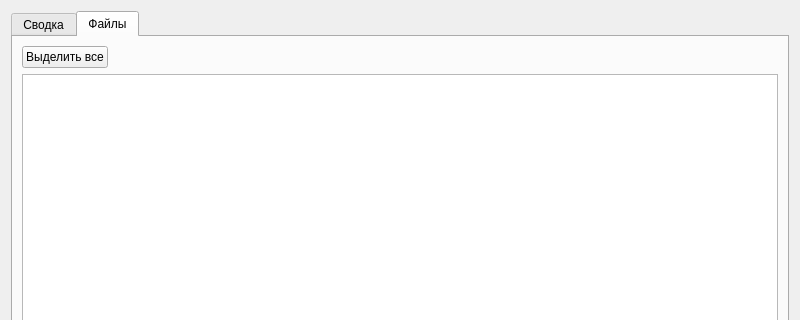
The window that mainwindow.ui (poordead/text_search) describes before a commit, drawn with Qt 5; both pictures show x 0 to 800 and y 0 to 320 of the 800 by 600 pixel window.
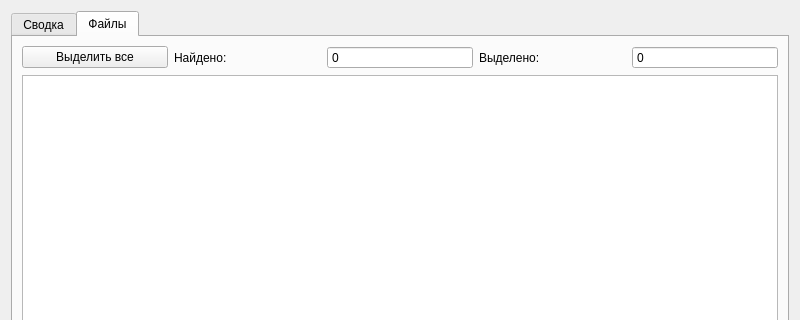
The same window after the commit. The open tabs and pages were chosen to show the change. Custom widgets are drawn as their Qt base class.

Commit message: Added counters for found and selected files

What changed in the file:
```diff
--- a/mainwindow.ui
+++ b/mainwindow.ui
@@ -52,12 +52,59 @@
        <string>Файлы</string>
       </attribute>
       <layout class="QVBoxLayout" name="verticalLayout_2">
-       <item alignment="Qt::AlignmentFlag::AlignLeft">
-        <widget class="QPushButton" name="selectAll_btn">
-         <property name="text">
-          <string>Выделить все</string>
-         </property>
-        </widget>
+       <item>
+        <layout class="QHBoxLayout" name="horizontalLayout_2">
+         <item>
+          <widget class="QPushButton" name="selectAll_btn">
+           <property name="text">
+            <string>Выделить все</string>
+           </property>
+           <property name="checkable">
+            <bool>true</bool>
+           </property>
+          </widget>
+         </item>
+         <item>
+          <widget class="QLabel" name="label_2">
+           <property name="text">
+            <string>Найдено:</string>
+           </property>
+          </widget>
+         </item>
+         <item>
+          <widget class="QSpinBox" name="foundCount">
+           <property name="readOnly">
+            <bool>true</bool>
+           </property>
+           <property name="buttonSymbols">
+            <enum>QAbstractSpinBox::ButtonSymbols::NoButtons</enum>
+           </property>
+           <property name="maximum">
+            <number>9999999</number>
+           </property>
+          </widget>
+         </item>
+         <item>
+          <widget class="QLabel" name="label">
+           <property name="text">
+            <string>Выделено:</string>
+           </property>
+          </widget>
+         </item>
+         <item>
+          <widget class="QSpinBox" name="selectedCount">
+           <property name="readOnly">
+            <bool>true</bool>
+           </property>
+           <property name="buttonSymbols">
+            <enum>QAbstractSpinBox::ButtonSymbols::NoButtons</enum>
+           </property>
+           <property name="maximum">
+            <number>9999999</number>
+           </property>
+          </widget>
+         </item>
+        </layout>
        </item>
        <item>
         <widget class="FilesView" name="foundFiles">
```
Left out of the diff: 2 changed lines with no effect on the pictures. The commit also changes 4 other files.
